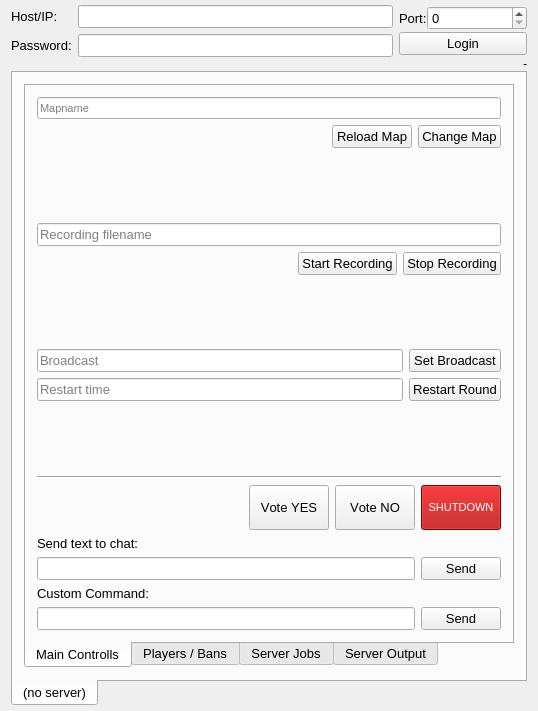
Malekblubb/tw_econ_gui, file main_window.ui: the form before one commit.
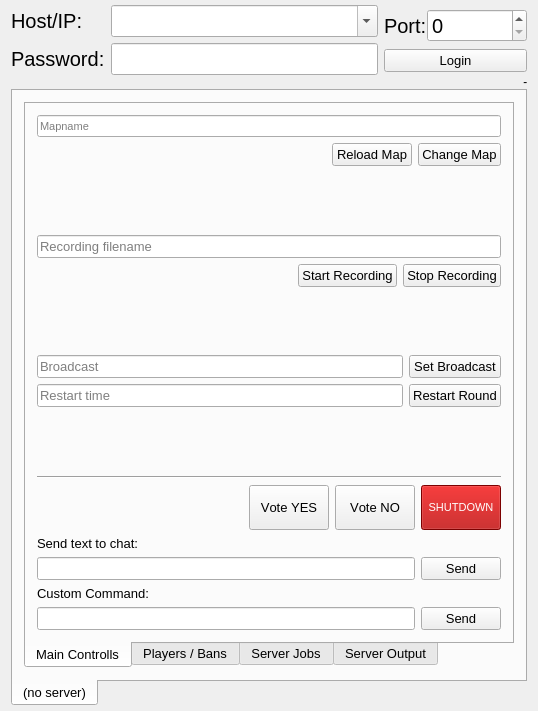
The form after the commit.

Commit message: saving all used servers

What changed in the file:
```diff
--- a/main_window.ui
+++ b/main_window.ui
@@ -33,6 +33,11 @@
      <layout class="QGridLayout" name="gridLayout_21">
       <item row="0" column="0">
        <widget class="QLabel" name="label">
+        <property name="font">
+         <font>
+          <pointsize>15</pointsize>
+         </font>
+        </property>
         <property name="text">
          <string>Host/IP:</string>
         </property>
@@ -40,30 +45,39 @@
       </item>
       <item row="0" column="1" rowspan="2">
        <layout class="QGridLayout" name="gridLayout">
-        <item row="0" column="0">
-         <widget class="QLineEdit" name="le_host">
-          <property name="sizePolicy">
-           <sizepolicy hsizetype="Expanding" vsizetype="Expanding">
-            <horstretch>0</horstretch>
-            <verstretch>0</verstretch>
-           </sizepolicy>
-          </property>
-          <property name="text">
-           <string/>
-          </property>
-         </widget>
-        </item>
         <item row="1" column="0">
          <widget class="QLineEdit" name="le_password">
+          <property name="font">
+           <font>
+            <pointsize>15</pointsize>
+           </font>
+          </property>
           <property name="echoMode">
            <enum>QLineEdit::Password</enum>
           </property>
          </widget>
         </item>
+        <item row="0" column="0">
+         <widget class="QComboBox" name="cb_host">
+          <property name="font">
+           <font>
+            <pointsize>15</pointsize>
+           </font>
+          </property>
+          <property name="editable">
+           <bool>true</bool>
+          </property>
+         </widget>
+        </item>
        </layout>
       </item>
       <item row="1" column="0">
        <widget class="QLabel" name="label_3">
+        <property name="font">
+         <font>
+          <pointsize>15</pointsize>
+         </font>
+        </property>
         <property name="text">
          <string>Password:</string>
         </property>
@@ -87,6 +101,11 @@
           <height>0</height>
          </size>
         </property>
+        <property name="font">
+         <font>
+          <pointsize>15</pointsize>
+         </font>
+        </property>
         <property name="text">
          <string>Port:</string>
         </property>
@@ -112,6 +131,11 @@
           <height>0</height>
          </size>
         </property>
+        <property name="font">
+         <font>
+          <pointsize>15</pointsize>
+         </font>
+        </property>
         <property name="maximum">
          <number>65535</number>
         </property>
```
The commit also changes 1 other file.
